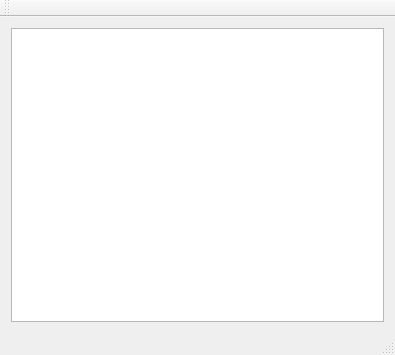
This is src/view/window/MainWindow.ui in Tatsu015/othello as Qt 5 draws it before an edit. The edited form follows.
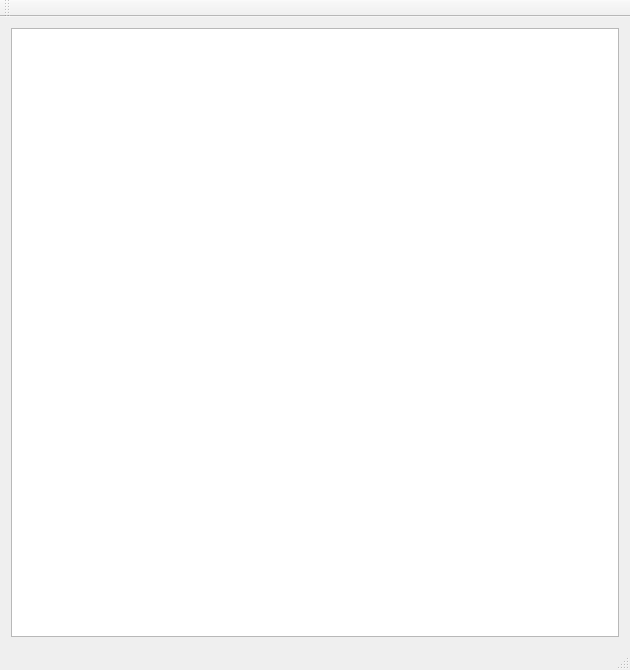
This is the edited form.

The edit to the form file:
```diff
--- a/src/view/window/MainWindow.ui
+++ b/src/view/window/MainWindow.ui
@@ -6,17 +6,32 @@
    <rect>
     <x>0</x>
     <y>0</y>
-    <width>395</width>
-    <height>355</height>
+    <width>630</width>
+    <height>670</height>
    </rect>
   </property>
+  <property name="maximumSize">
+   <size>
+    <width>630</width>
+    <height>670</height>
+   </size>
+  </property>
   <property name="windowTitle">
    <string>MainWindow</string>
   </property>
   <widget class="QWidget" name="centralWidget">
    <layout class="QGridLayout" name="gridLayout">
     <item row="0" column="0">
-     <widget class="QGraphicsView" name="graphicsView"/>
+     <widget class="QGraphicsView" name="graphicsView">
+      <property name="sceneRect">
+       <rectf>
+        <x>0.000000000000000</x>
+        <y>0.000000000000000</y>
+        <width>0.000000000000000</width>
+        <height>0.000000000000000</height>
+       </rectf>
+      </property>
+     </widget>
     </item>
    </layout>
   </widget>
```
Left out of the diff: 2 changed lines with no effect on the pictures.
